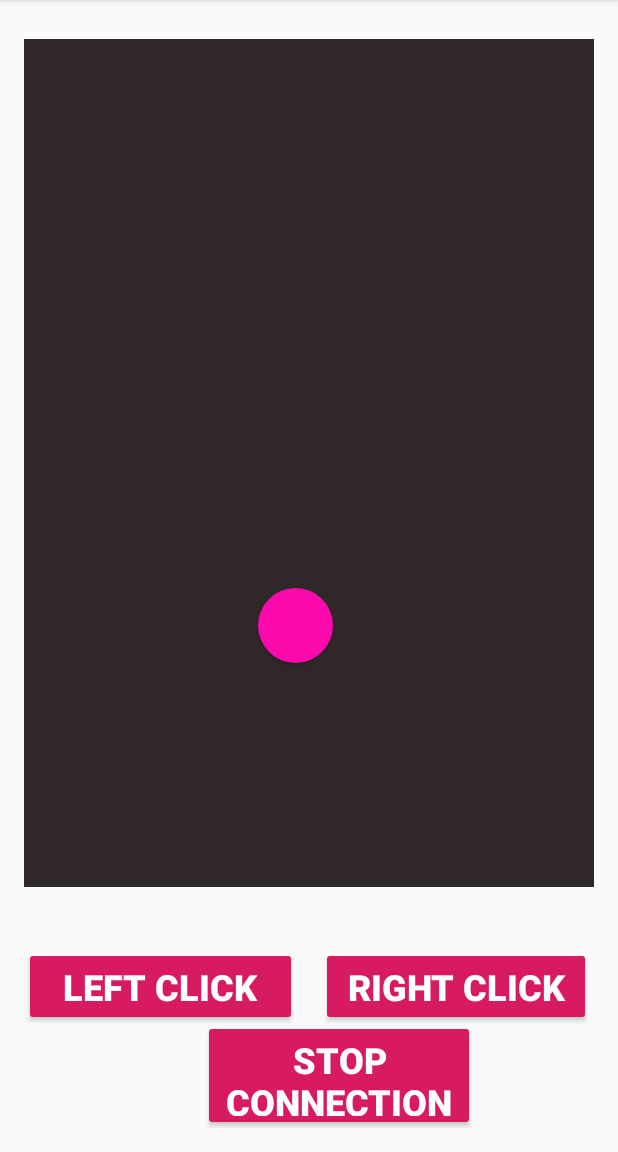
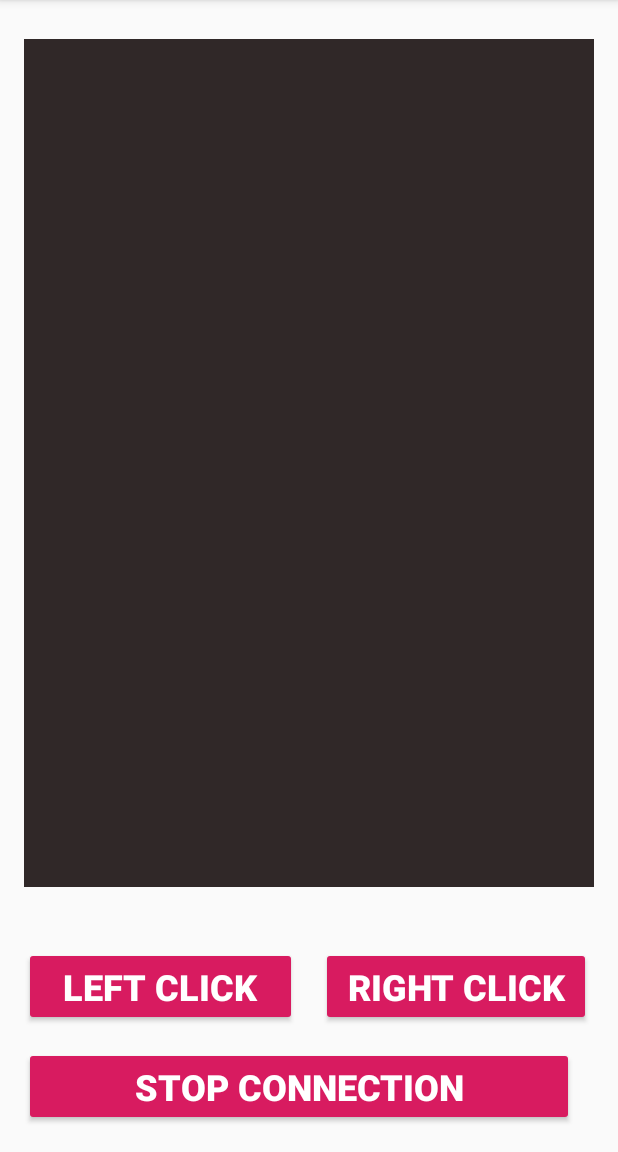
Before and after one commit to Sadya-afreen/L4Project-RemoteTouchscreenControl, an Android app: the MainActivity screen opened directly, with no data from a screen before it, on a phone screen of 412 x 824 dp, the part 84-1236 px from its top. Run offline under Robolectric (Android 15) with nearby library versions, the light colour scheme and no system bars; 1 statement that could not run was skipped.

Commit message:
Trackpad Technique App-Client side

```diff
--- a/ClientApp/app/src/main/java/com/example/clientapp/MainActivity.java
+++ b/ClientApp/app/src/main/java/com/example/clientapp/MainActivity.java
@@ -100,6 +100,7 @@ public class MainActivity extends AppCompatActivity{
 
 
 
+     /** Client Socket connection establishment using Service */
     Socket_BackgroundService mBoundService;
     private ServiceConnection mConnection = new ServiceConnection() {
 
@@ -122,7 +123,7 @@ public class MainActivity extends AppCompatActivity{
         mRunning = true;
         if (mBoundService != null) {
             mBoundService.IsBoundable();
-            Log.i("mbound", "obund");
+            Log.i("mbound", "bound");
             System.out.println("mbound");
         }
     }
@@ -145,13 +146,13 @@ public class MainActivity extends AppCompatActivity{
                     new StrictMode.ThreadPolicy.Builder().permitAll().build();
             StrictMode.setThreadPolicy(policy);
         }
-        final String hostname = getIntent().getStringExtra("IP");
+        final String hostname = getIntent().getStringExtra("IP");        // IP address of the server received to establish connection
 //        Log.d("AirMouse Hostname",hostname);
         startService(new Intent(MainActivity.this,Socket_BackgroundService.class).putExtra("IP",hostname));
         doBindService();
 
         Button leftClick = (Button) findViewById(R.id.l_btn);
-        leftClick.setOnTouchListener(new View.OnTouchListener() {
+        leftClick.setOnTouchListener(new View.OnTouchListener() {              // Left click message sent to the server to execute a left click
             @Override
             public boolean onTouch(View v, MotionEvent event) {
                 if(event.getAction() == MotionEvent.ACTION_DOWN) {
@@ -173,7 +174,7 @@ public class MainActivity extends AppCompatActivity{
             }});
 
         Button rightClick = (Button) findViewById(R.id.r_btn);
-        rightClick.setOnTouchListener(new View.OnTouchListener() {
+        rightClick.setOnTouchListener(new View.OnTouchListener() {                        // Left click message sent to the server to execute a left click
             @Override
             public boolean onTouch(View v, MotionEvent event) {
                 if(event.getAction() == MotionEvent.ACTION_DOWN) {
@@ -194,23 +195,13 @@ public class MainActivity extends AppCompatActivity{
                 return true;
             }});
         mylayout = (RelativeLayout) findViewById(R.id.my_mouse_pad);
-        final Button cursor_button = (Button) findViewById(R.id.cursor_btn);
 
-
-        touch_pad = (TextView) findViewById(R.id.textView);
+        touch_pad = (TextView) findViewById(R.id.textView);                 // Grab the text view layout for the trackpad
 
 
 //my_mouse_pad
-        touch_pad.setOnTouchListener(new View.OnTouchListener() {
+        touch_pad.setOnTouchListener(new View.OnTouchListener() {          // Detect Finger touch movements on the trackpad
             long down;
-//            final Handler handler = new Handler();
-//            Runnable mLongPressed = new Runnable() {
-//                public void run() {
-//                    Log.i("", "Long press!");
-//                }
-//            };
-       //     ArrayList<String> list = new ArrayList<>();
-       //     MessageSender messagesender = new MessageSender();
                 @Override
                 public boolean onTouch(View v, MotionEvent event) {
                     isConnected = true;
@@ -218,70 +209,18 @@ public class MainActivity extends AppCompatActivity{
                     if (isConnected) {
                         //  if(pointerCount==1){
                         switch (event.getAction()) {
-                            case MotionEvent.ACTION_DOWN:
-                                //   handler.postDelayed(mLongPressed, ViewConfiguration.getLongPressTimeout());
-                                //save X and Y positions when user touches the TextView
-//                                lastDownX = (int) event.getX();
-//                                lastDownY = (int) event.getY();
+                            case MotionEvent.ACTION_DOWN:              // Finger touch initiates tracking finger movement
+
                                 isMoving = false;
-//                                startTime = System.currentTimeMillis();
-//                                clickCount++;
-//                                lastTouchDownXY[0] = (int)event.getX();
-//                                lastTouchDownXY[1] = (int)event.getY();
-                                initX = (int) event.getX();
+
+                                initX = (int) event.getX();           // x and y coordinate of the point the finger touches the trackpad
                                 initY = (int) event.getY();
 
-                      //          onSingClick(event, true);
-                                //mDownTime = System.currentTimeMillis();
-//                                mDownX = (int)event.getX();
-//                                mDownY = (int)event.getY();
-//                                System.out.println(mX+"x" + mY+"y");
-//                                if(mLastMoveX-mX >10 &&mLastMoveY-mY >10 ){
-//                                if (mBoundService != null) {
-//
-//                                    mBoundService.sendMessage(((int)(mX/3.2f) + "," + (int)(mY/3.2f)).toString());
-//
-//                                }
-//                                else{
-//                                if (mBoundService != null) {
-//
-//                                    mBoundService.sendMessage(((int)(mX/7.2f) + "," + (int)(mY/7.2f)).toString());
-//
-//                                }
-//                                }
-//                                initX = event.getX();
-//                                initY = event.getY();
+
                                 mouseMoved = false;
                                 break;
-                            case MotionEvent.ACTION_MOVE:
-//                                paint.setColor(Color.RED);
-//                                x = (int) event.getRawX();
-//                                y = (int) event.getRawY();
-//
-//                                if (lastDownX < x)
-//                                    disX += (x - lastDownX) / scrollDrag;
-//                                else
-//                                    disX -= (lastDownX - x) / scrollDrag;
-//
-//                                if (lastDownY < y)
-//                                    disY += (y - lastDownY) / scrollDrag;
-//                                else
-//                                    disY -= (lastDownY - y) / scrollDrag;
-//
-//                                if (disX < 0) disX = 0;
-//                                if (disY < 0) disY = 0;
-//
-//                                lastX = x;
-//                                lastY = y;
-//                            //    if(disX!=0 && disY!=0) {
-//                                    if (mBoundService != null) {
-//
-//                                        mBoundService.sendMessage((disX + "," + disY).toString());
-//
-//                                    }
-//                             //   }
-//                                mouseMoved = true;
-//                                break;
+                            case MotionEvent.ACTION_MOVE:          // Finger touch initiates tracking relative finger movement to send x and y values over to the server.
+
                                 isMoving = true;
 //
                                 int disX = 0;
@@ -294,7 +233,7 @@ public class MainActivity extends AppCompatActivity{
                                 if (disX != 0 || disY != 0) {
                                     if (mBoundService != null) {
 
-                                        mBoundService.sendMessage((disX + "," + disY).toString());
+                                        mBoundService.sendMessage((disX + "," + disY).toString());      // Send x and y coordinates over the socket to server using service
 
                                     }
                                 }
@@ -332,7 +271,7 @@ public class MainActivity extends AppCompatActivity{
 ////                                cursor_button.setX(initX);
 ////                                cursor_button.setY(initY);
 
-                                mouseMoved = true;
+                                mouseMoved = true;                    // variable to track finger movement
                                 break;
 
 
@@ -357,15 +296,15 @@ public class MainActivity extends AppCompatActivity{
 //
 //                                mouseMoved = true;
 //                                break;
-                            case MotionEvent.ACTION_UP:
+                            case MotionEvent.ACTION_UP:                               // Finger moved from the trackpad detected to distinguish between relative and absolute cursor mode.
                                 lastUpX = (int) event.getX();
                                 lastUpY = (int) event.getY();
                                 clickCount++;
                                 //  long time = System.currentTimeMillis() - startTime;
                                 //  duration = duration + time;
-                                if (clickCount == 1) {
+                                if (clickCount == 1) {                              // Checks if double tap occurred
                                     startTime = System.currentTimeMillis();
-                                } else if (clickCount == 2) {
+                                } else if (clickCount == 2) {                                // double tap checked for absolute cursor jump values to be sent to server.
                                     long duration = System.currentTimeMillis() - startTime;
                                     if (duration <= MAX_DURATION) {
                                         if (mBoundService != null) {
@@ -402,34 +341,12 @@ public class MainActivity extends AppCompatActivity{
 
             });
 
-//           touch_pad.setOnLongClickListener(new View.OnLongClickListener() {
-//               @Override
-//               public boolean onLongClick(View v) {
-//
-//                   // retrieve the stored coordinates
-//                   float x = lastTouchDownXY[0];
-//                   float y = lastTouchDownXY[1];
-//
-//                   if (mBoundService != null) {
-//
-//                       mBoundService.sendMessage(((int)(x) + "," + (int)(y)).toString());
-//
-//                                }
-//                   // we have consumed the touch event
-//                   return true;
-//               }
-//           });
-//    public void Send(View v){
-//        MessageSender messagesender = new MessageSender();
-//        messagesender.execute(tv1.getText().toString());
-//    }
 
     }
     private boolean held_too_long( MotionEvent event){
         return event.getEventTime()-time_0 > 3;
 
     }
-
 
     private void down(MotionEvent touch)
     {
@@ -438,14 +355,9 @@ public class MainActivity extends AppCompatActivity{
         y_0= touch.getY();
     }
 
-
-
-
-        private void onSingClick(MotionEvent event, boolean down) {
+    private void onSingClick(MotionEvent event, boolean down) {        // Method to check previous cursor position to allow constant relative cursor mode updates to be sent.
 
     if (down) {
-
-
         mDownTime = System.currentTimeMillis();
         mDownX = event.getX();
         mDownY = event.getY();
@@ -459,7 +371,7 @@ public class MainActivity extends AppCompatActivity{
 
     }
 
-    public void onClick(View v) {
+    public void onClick(View v) {                     // Stop message sent to the server to disconnect it.
         switch(v.getId())
         {
             case R.id.stop_btn:
@@ -467,29 +379,14 @@ public class MainActivity extends AppCompatActivity{
             mBoundService.sendMessage(("stop").toString());
         }
             break;
-//            case R.id.r_btn:
-//                if (mBoundService != null) {
-//                    mBoundService.sendMessage(("rightclick").toString());
-//                }
-//                break;
+
         }
     }
-    @Override
+    @Override                               // Socket service unbound to release the resource.
     protected void onDestroy() {
         super.onDestroy();
         doUnbindService();
     }
-//    @Override
-//    public void onDestroy() {
-//        super.onDestroy();
-//        if (isConnected && out != null) {
-//            try {
-//                out.println("exit"); //tell server to exit
-//                s.close(); //close socket
-//            } catch (IOException e) {
-//                Log.e("remotedroid", "Error in closing socket", e);
-//            }
-//        }
-//    }
+
 
 }
--- a/ClientApp/app/src/main/res/layout/activity_main.xml
+++ b/ClientApp/app/src/main/res/layout/activity_main.xml
@@ -78,23 +78,23 @@
         android:clickable="true" />
 
 
-    <Button
-        android:id="@+id/cursor_btn"
-        android:layout_width="50dp"
-        android:layout_height="50dp"
-        android:layout_alignParentLeft="true"
-        android:layout_alignParentTop="false"
-        android:layout_alignParentEnd="true"
-        android:layout_alignParentRight="true"
-        android:layout_alignParentBottom="true"
-        android:layout_centerInParent="true"
-        android:layout_marginLeft="187dp"
-        android:layout_marginEnd="174dp"
-        android:layout_marginRight="174dp"
-        android:layout_marginBottom="310dp"
-        android:background="@drawable/round_button"
-        android:gravity="center_vertical|center_horizontal"
-        android:textColor="#fff" />
+<!--    <Button-->
+<!--        android:id="@+id/cursor_btn"-->
+<!--        android:layout_width="50dp"-->
+<!--        android:layout_height="50dp"-->
+<!--        android:layout_alignParentLeft="true"-->
+<!--        android:layout_alignParentTop="false"-->
+<!--        android:layout_alignParentEnd="true"-->
+<!--        android:layout_alignParentRight="true"-->
+<!--        android:layout_alignParentBottom="true"-->
+<!--        android:layout_centerInParent="true"-->
+<!--        android:layout_marginLeft="187dp"-->
+<!--        android:layout_marginEnd="174dp"-->
+<!--        android:layout_marginRight="174dp"-->
+<!--        android:layout_marginBottom="310dp"-->
+<!--        android:background="@drawable/round_button"-->
+<!--        android:gravity="center_vertical|center_horizontal"-->
+<!--        android:textColor="#fff" />-->
 
     <Button
         android:id="@+id/r_btn"
@@ -133,14 +133,14 @@
     <Button
         android:id="@+id/stop_btn"
         style="@style/Widget.AppCompat.Button.Colored"
-        android:layout_width="181dp"
-        android:layout_height="74dp"
+        android:layout_width="400dp"
+        android:layout_height="wrap_content"
         android:layout_alignParentEnd="true"
         android:layout_alignParentRight="true"
         android:layout_alignParentBottom="true"
-        android:layout_marginEnd="79dp"
-        android:layout_marginRight="79dp"
-        android:layout_marginBottom="-2dp"
+        android:layout_marginEnd="13dp"
+        android:layout_marginRight="13dp"
+        android:layout_marginBottom="1dp"
         android:onClick="onClick"
         android:text="Stop Connection"
         android:textAllCaps="true"
```
Lines whose indentation alone changed are shown as unchanged.
